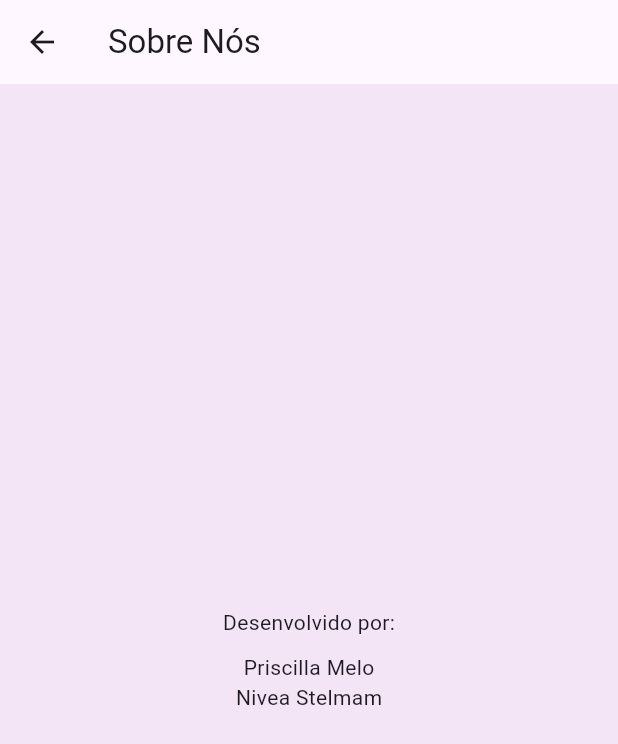
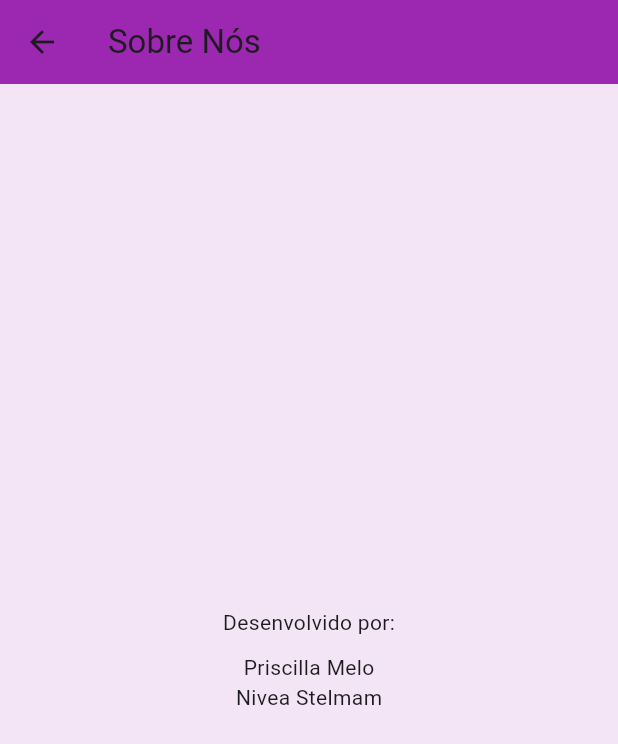
Before and after one commit to NiveaStelmam/Prova3PDM, a Flutter app: the TelaSobre screen opened directly, on a phone screen of 412 x 824 dp. Shown: the top 744 px of the screen. Run offline on Flutter 3.47's test engine with Material 3 defaults, Android fonts, the phone set to English and light mode, and no system bars; our stand-ins replace connectivity_plus, floor, sqflite; accounts and stored records are empty; generated files the repository leaves out were written again; network calls fail.

Commit message:
tela_sobre funcionando

```diff
--- a/lib/pages/tela_sobre.dart
+++ b/lib/pages/tela_sobre.dart
@@ -1,13 +1,14 @@
 import 'package:flutter/material.dart';
 
 class TelaSobre extends StatelessWidget {
-  const TelaSobre({super.key});
+  const TelaSobre({Key? key});
 
   @override
   Widget build(BuildContext context) {
     return Scaffold(
       appBar: AppBar(
         title: Text("Sobre Nós"),
+        backgroundColor: Colors.purple,
       ),
       body: const Center(
         child: Column(
```
Also changed, not shown: lib/main.dart (+24 -11 lines).
